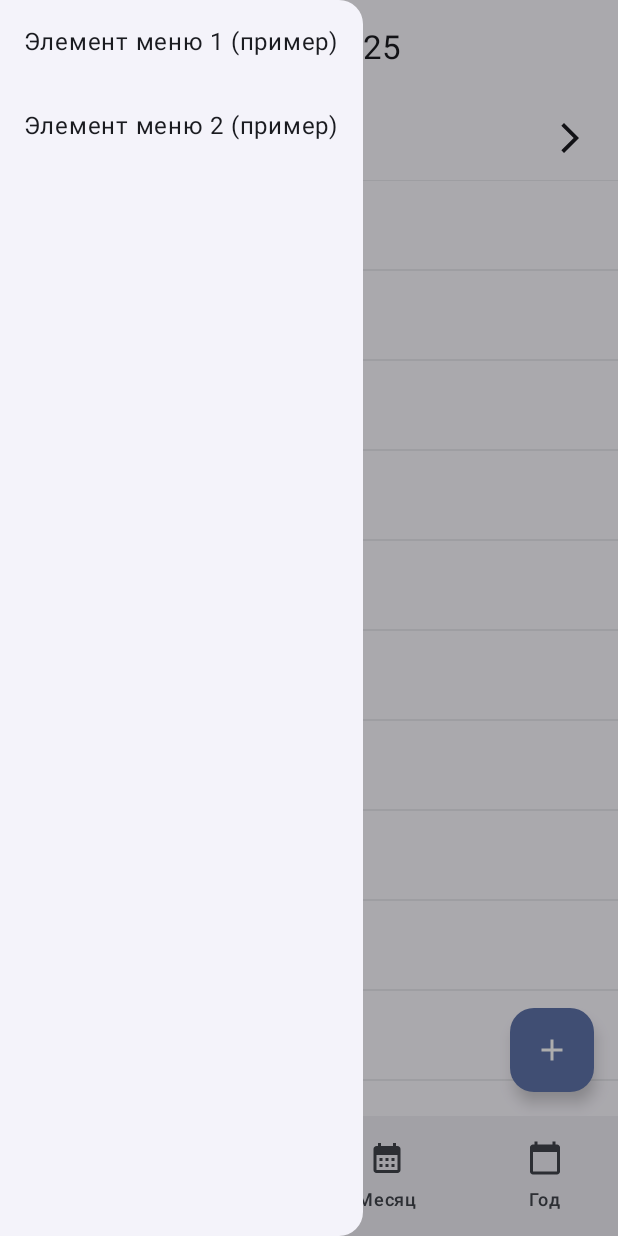
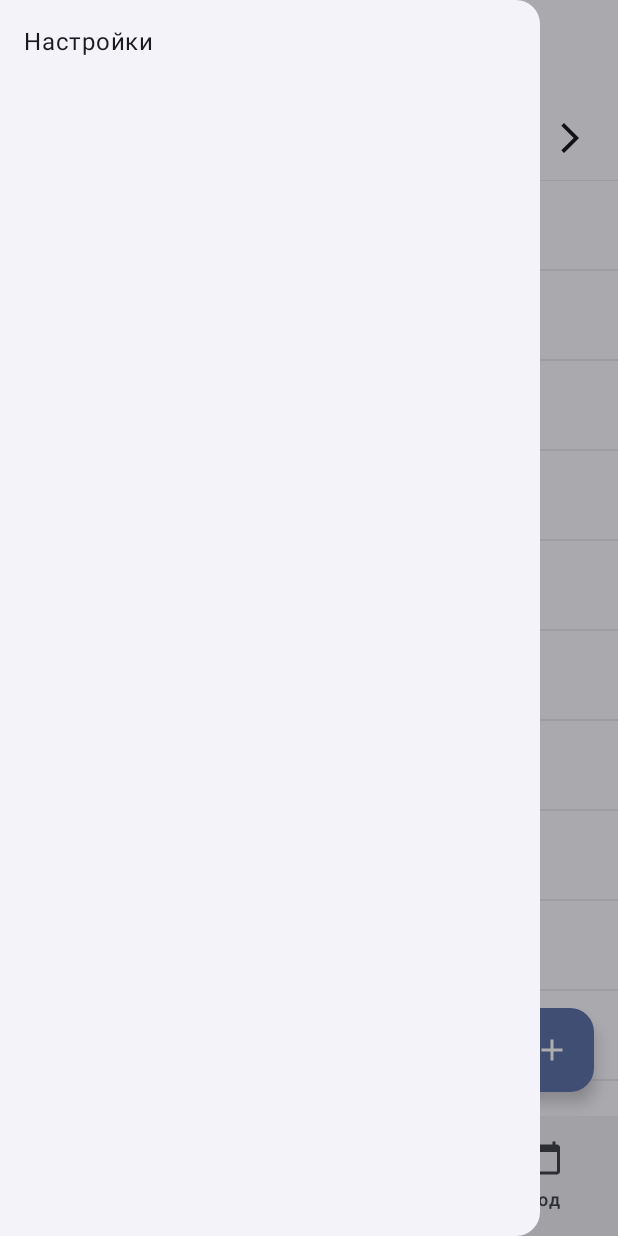
Before and after one commit to firexrwt/MyTime, an Android app built with Jetpack Compose: the screen it shows after launch (MainActivity), after a tap on "Открыть меню", on a phone screen of 412 x 824 dp. Run offline under Robolectric (Android 15) with nearby library versions, the phone set to English and light mode, and no system bars; our stand-ins replace Room's generated code, livedata-compose; libraries missing offline, so code that uses them is left out: kotlin.math.roundToInt.

Commit message:
Add basic settings screen

```diff
--- a/app/src/main/java/com/firexrwtinc/mytime/MainActivity.kt
+++ b/app/src/main/java/com/firexrwtinc/mytime/MainActivity.kt
@@ -44,6 +44,7 @@ import androidx.compose.material.icons.filled.CalendarViewWeek
 import androidx.compose.material.icons.filled.Delete
 import androidx.compose.material.icons.filled.Edit
 import androidx.compose.material.icons.filled.Menu
+import androidx.compose.material.icons.filled.Settings
 import androidx.compose.material3.AlertDialog
 import androidx.compose.material3.CenterAlignedTopAppBar
 import androidx.compose.material3.DrawerValue
@@ -109,18 +110,14 @@ import java.util.Locale
 import kotlin.math.roundToInt
 import java.time.format.TextStyle as JavaTextStyle
 
-/* TODO: Сделать переключение на следующий день в DayScreen - В процессе
-* TODO: При двойном нажатии на день в Month или WeekScreen открыть DayScreen соответствующего дня(в соответствии с логикой YearScreen) - В процессе
-* TODO: Надо сделать везде красивые анимации
+/* TODO: Надо сделать везде красивые анимации
  * TODO: Надо сделать возможность создания шаблонов для задач
  * TODO: Надо сделать возможность редактирования шаблонов
  * TODO: Надо сделать возможность удаления шаблонов
  * TODO: Надо сделать возможность для загрузки шаблонов на странице создания задач
  * TODO: Надо сделать интеграцию с базой данных(для шаблонов и самих задач)
  * TODO: Надо сделать логику для уведомлений за час до будильника(будильник должен звонить от 0 до 9 часов до задачи в зависимости от выбора пользователя на экране создания задач)
-* TODO: Добавить опцию редактирования уже существующих задач
-* TODO: Надо сделать опцию удаления существующих задач
-* TODO: Надо сделать настройки в сэндвич меню */
+ */
 
 fun hexToColor(hex: String): Color {
     val colorString = if (hex.startsWith("#")) hex else "#$hex"
@@ -137,6 +134,7 @@ sealed class Screen(val route: String, val resourceId: Int? = null, val icon: Im
     object MonthView : Screen("month", R.string.screen_month, Icons.Filled.CalendarMonth)
     object YearView : Screen("year", R.string.screen_year, Icons.Filled.CalendarToday)
     object CreateTask : Screen("create_task")
+    object Settings : Screen("settings", R.string.screen_settings, Icons.Filled.Settings)
 }
 
 val navItems = listOf(
@@ -207,23 +205,38 @@ class MainActivity : ComponentActivity() {
                                 R.string.title_new_task
                             }
                         }
+                        is Screen.Settings -> {
+                            topBarTitleStringRes = R.string.screen_settings
+                        }
                     }
                 }
 
                 LaunchedEffect(navController.currentBackStackEntryAsState().value, displayedDate, taskViewModel.selectedTask.value) {
                     val currentRoute = navController.currentBackStackEntry?.destination?.route
-                    val screenForTitleUpdate = if (currentRoute?.startsWith(Screen.CreateTask.route.split("?").first()) == true) {
-                        Screen.CreateTask
-                    } else {
-                        navItems.find { it.route == currentRoute } ?: Screen.DayView
+                    val screenForTitleUpdate = when {
+                        currentRoute?.startsWith(Screen.CreateTask.route.split("?").first()) == true -> Screen.CreateTask
+                        currentRoute == Screen.Settings.route -> Screen.Settings
+                        else -> navItems.find { it.route == currentRoute } ?: Screen.DayView
                     }
                     updateTitle(screenForTitleUpdate, displayedDate)
                 }
 
-                ModalNavigationDrawer(drawerState = drawerState, drawerContent = { ModalDrawerSheet {
-                    Text("Элемент меню 1 (пример)", modifier = Modifier.padding(16.dp))
-                    Text("Элемент меню 2 (пример)", modifier = Modifier.padding(16.dp))
-                } }) {
+                ModalNavigationDrawer(drawerState = drawerState, drawerContent = {
+                    ModalDrawerSheet {
+                        Text(
+                            stringResource(R.string.menu_settings),
+                            modifier = Modifier
+                                .fillMaxWidth()
+                                .clickable {
+                                    scope.launch { drawerState.close() }
+                                    navController.navigate(Screen.Settings.route) {
+                                        launchSingleTop = true
+                                    }
+                                }
+                                .padding(16.dp)
+                        )
+                    }
+                }) {
                     Scaffold(
                         snackbarHost = { SnackbarHost(snackbarHostState) },
                         topBar = {
@@ -361,6 +374,9 @@ fun AppNavHost(
                 selectedDateArg = selectedDate,
                 taskIdToEdit = taskId
             )
+        }
+        composable(Screen.Settings.route) {
+            SettingsScreen()
         }
     }
 }
@@ -965,6 +981,18 @@ fun MonthCellForYearView(yearMonth: YearMonth, monthName: String, isCurrentMonth
     }
 }
 
+@Composable
+fun SettingsScreen() {
+    Box(
+        modifier = Modifier
+            .fillMaxSize()
+            .padding(16.dp),
+        contentAlignment = Alignment.Center
+    ) {
+        Text(text = stringResource(R.string.menu_settings))
+    }
+}
+
 fun getDaysOfWeek(locale: Locale = Locale.getDefault()): List<String> {
     val daysOfWeek = mutableListOf<String>()
     var day = DayOfWeek.MONDAY
--- a/app/src/main/res/values/strings.xml
+++ b/app/src/main/res/values/strings.xml
@@ -61,4 +61,7 @@
     <string name="reminder_option_hours_7">За 7 часов</string>
     <string name="reminder_option_hours_8">За 8 часов</string>
     <string name="reminder_option_hours_9">За 9 часов</string>
+    <string name="menu_settings">Настройки</string>
+    <string name="screen_settings">Настройки</string>
+    <string name="desc_open_settings">Открыть настройки</string>
 </resources>
```
Lines whose indentation alone changed are shown as unchanged.
